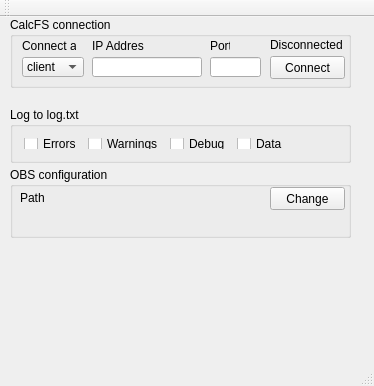
omishukov/dsu_osis, file dsu_osis/mainwindow.ui: the form before one commit.
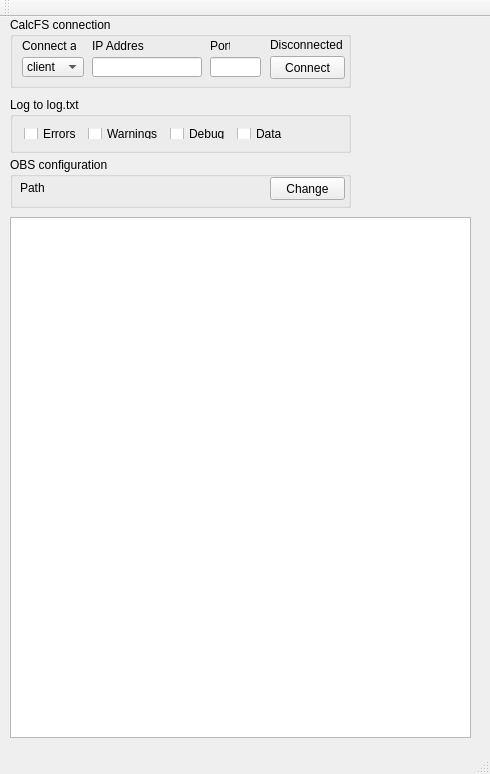
The form after the commit.

Commit message: UI with actions

Diff of the .ui file:
```diff
--- a/dsu_osis/mainwindow.ui
+++ b/dsu_osis/mainwindow.ui
@@ -6,8 +6,8 @@
    <rect>
     <x>0</x>
     <y>0</y>
-    <width>374</width>
-    <height>386</height>
+    <width>490</width>
+    <height>774</height>
    </rect>
   </property>
   <property name="windowTitle">
@@ -160,7 +160,7 @@
     <property name="geometry">
      <rect>
       <x>10</x>
-      <y>90</y>
+      <y>80</y>
       <width>341</width>
       <height>56</height>
      </rect>
@@ -216,9 +216,9 @@
     <property name="geometry">
      <rect>
       <x>10</x>
-      <y>150</y>
+      <y>140</y>
       <width>341</width>
-      <height>71</height>
+      <height>51</height>
      </rect>
     </property>
     <property name="title">
@@ -251,6 +251,19 @@
      </property>
     </widget>
    </widget>
+   <widget class="QTableView" name="ActionToSceneQTV">
+    <property name="geometry">
+     <rect>
+      <x>10</x>
+      <y>200</y>
+      <width>461</width>
+      <height>521</height>
+     </rect>
+    </property>
+    <property name="sizeAdjustPolicy">
+     <enum>QAbstractScrollArea::AdjustIgnored</enum>
+    </property>
+   </widget>
   </widget>
   <widget class="QMenuBar" name="menuBar">
    <property name="geometry">
```
Left out of the diff: 2 changed lines with no effect on the pictures. The commit also changes 3 other files.
